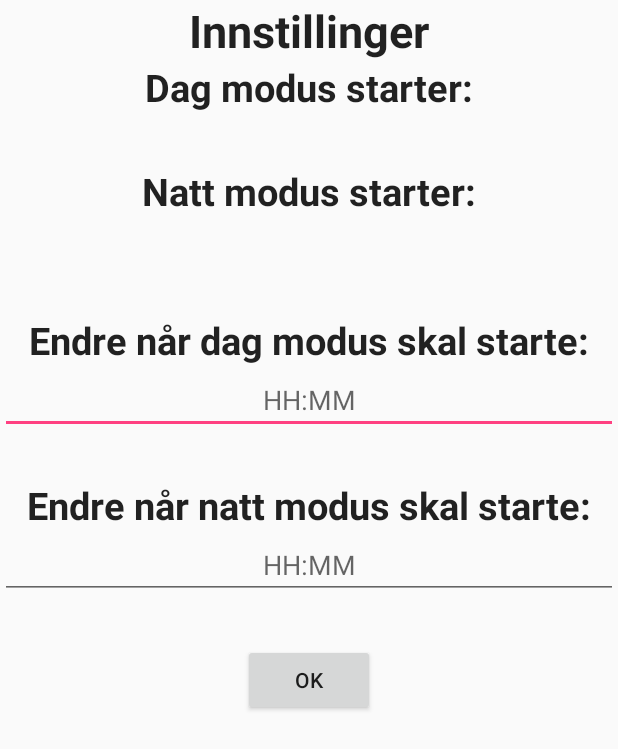
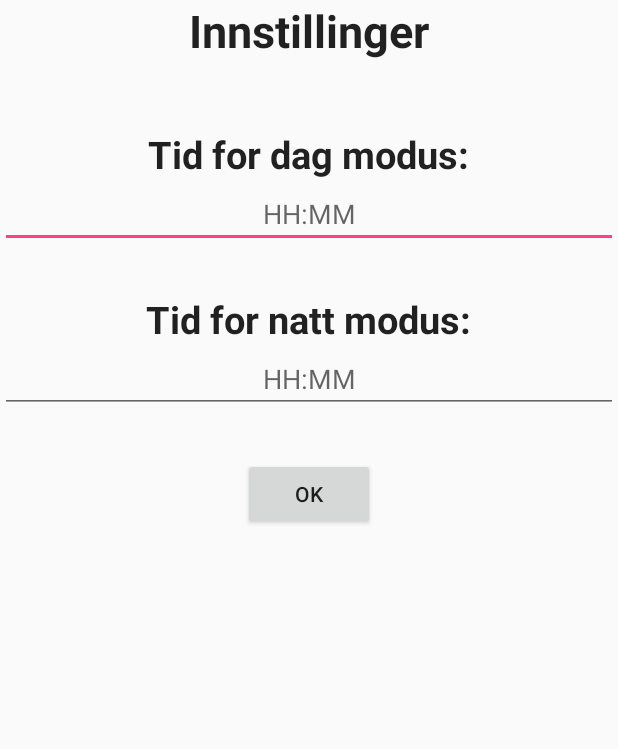
Before and after one commit to Hauken1/SHK-Applikasjon, an Android app: the layout settings_modus.xml on its own in the app's theme, with its tools: preview values and no code run, on a phone screen of 412 x 824 dp. Shown: the top 749 px of the screen. Run offline under Robolectric (Android 15) with nearby library versions, the phone set to English and light mode, and no system bars.

Commit message:
tutorial på settings i typeofmode og bedre visning av info der

```diff
--- a/app/src/main/java/com/weebly/smarthusgruppen/shk_applikasjon/Arbeidsrom/TypeOfMode_3.java
+++ b/app/src/main/java/com/weebly/smarthusgruppen/shk_applikasjon/Arbeidsrom/TypeOfMode_3.java
@@ -246,8 +246,6 @@ public class TypeOfMode_3 extends AppCompatActivity {
         settingsDialog.setCancelable(true);
         final EditText dayText = (EditText)settingsDialog.findViewById(R.id.editText_day);
         final EditText nightText = (EditText)settingsDialog.findViewById(R.id.editText_night);
-        TextView setDay = (TextView)settingsDialog.findViewById(R.id.set_day);
-        TextView setNight = (TextView)settingsDialog.findViewById(R.id.set_night);
         dayText.setInputType(InputType.TYPE_CLASS_NUMBER);
         nightText.setInputType(InputType.TYPE_CLASS_NUMBER);
         InputFilter[] filter1 = new InputFilter[1];
@@ -262,8 +260,7 @@ public class TypeOfMode_3 extends AppCompatActivity {
         String sNight = Integer.toString(sharedpreferences.getInt("nighthour", 0)) + ":"
                 + Integer.toString(sharedpreferences.getInt("nightmin",0));
 
-        setDay.setText(sDay);
-        setNight.setText(sNight);
+
         Button cancelButton = (Button)settingsDialog.findViewById(R.id.cancel_button);
         cancelButton.setOnClickListener(new View.OnClickListener() {
             /**
--- a/app/src/main/java/com/weebly/smarthusgruppen/shk_applikasjon/Leilighet/TypeOfMode_2.java
+++ b/app/src/main/java/com/weebly/smarthusgruppen/shk_applikasjon/Leilighet/TypeOfMode_2.java
@@ -260,8 +260,6 @@ public class TypeOfMode_2 extends AppCompatActivity {
         settingsDialog.setCancelable(true);
         final EditText dayText = (EditText)settingsDialog.findViewById(R.id.editText_day);
         final EditText nightText = (EditText)settingsDialog.findViewById(R.id.editText_night);
-        TextView setDay = (TextView)settingsDialog.findViewById(R.id.set_day);
-        TextView setNight = (TextView)settingsDialog.findViewById(R.id.set_night);
         dayText.setInputType(InputType.TYPE_CLASS_NUMBER);
         nightText.setInputType(InputType.TYPE_CLASS_NUMBER);
         InputFilter[] filter1 = new InputFilter[1];
@@ -276,8 +274,6 @@ public class TypeOfMode_2 extends AppCompatActivity {
         String sNight = Integer.toString(sharedpreferences.getInt("nighthour", 0)) + ":"
                 + Integer.toString(sharedpreferences.getInt("nightmin",0));
 
-        setDay.setText(sDay);
-        setNight.setText(sNight);
         Button cancelButton = (Button)settingsDialog.findViewById(R.id.cancel_button);
         cancelButton.setOnClickListener(new View.OnClickListener() {
             /**
--- a/app/src/main/res/layout/settings_modus.xml
+++ b/app/src/main/res/layout/settings_modus.xml
@@ -21,50 +21,21 @@
         android:layout_width="wrap_content"
         android:layout_height="wrap_content"
         android:textAppearance="?android:attr/textAppearanceLarge"
-        android:text="Dag modus starter:"
-        android:id="@+id/textView15"
-        android:layout_gravity="center_horizontal"
-        android:textSize="25dp"
-        android:textStyle="bold" />
-
-    <TextView
-        android:layout_width="wrap_content"
-        android:layout_height="wrap_content"
-        android:textAppearance="?android:attr/textAppearanceLarge"
         android:text=""
         android:id="@+id/set_day"
         android:layout_gravity="center_horizontal"
         android:textStyle="bold"
         android:textSize="25dp"/>
 
-    <TextView
-        android:layout_width="wrap_content"
-        android:layout_height="wrap_content"
-        android:textAppearance="?android:attr/textAppearanceLarge"
-        android:text="Natt modus starter:"
-        android:id="@+id/textView16"
-        android:layout_gravity="center_horizontal"
-        android:textStyle="bold"
-        android:textSize="25dp" />
 
     <TextView
         android:layout_width="wrap_content"
         android:layout_height="wrap_content"
         android:textAppearance="?android:attr/textAppearanceLarge"
-        android:text=""
-        android:id="@+id/set_night"
-        android:layout_gravity="center_horizontal"
-        android:textStyle="bold"
-        android:textSize="25dp"/>
-
-    <TextView
-        android:layout_width="wrap_content"
-        android:layout_height="wrap_content"
-        android:textAppearance="?android:attr/textAppearanceLarge"
-        android:text="Endre når dag modus skal starte:"
+        android:text="Tid for dag modus:"
         android:id="@+id/text_mod_day"
         android:layout_gravity="center_horizontal"
-        android:paddingTop="30dp"
+        android:paddingTop="10dp"
         android:textStyle="bold"
         android:textSize="25dp" />
 
@@ -80,7 +51,7 @@
         android:layout_width="wrap_content"
         android:layout_height="wrap_content"
         android:textAppearance="?android:attr/textAppearanceLarge"
-        android:text="Endre når natt modus skal starte:"
+        android:text="Tid for natt modus:"
         android:id="@+id/text_mod_night"
         android:layout_gravity="center_horizontal"
         android:paddingTop="30dp"
```
Also changed, not shown: app/src/main/java/com/weebly/smarthusgruppen/shk_applikasjon/Toppleilighet/TypeOfMode.java (+87 -11 lines).
